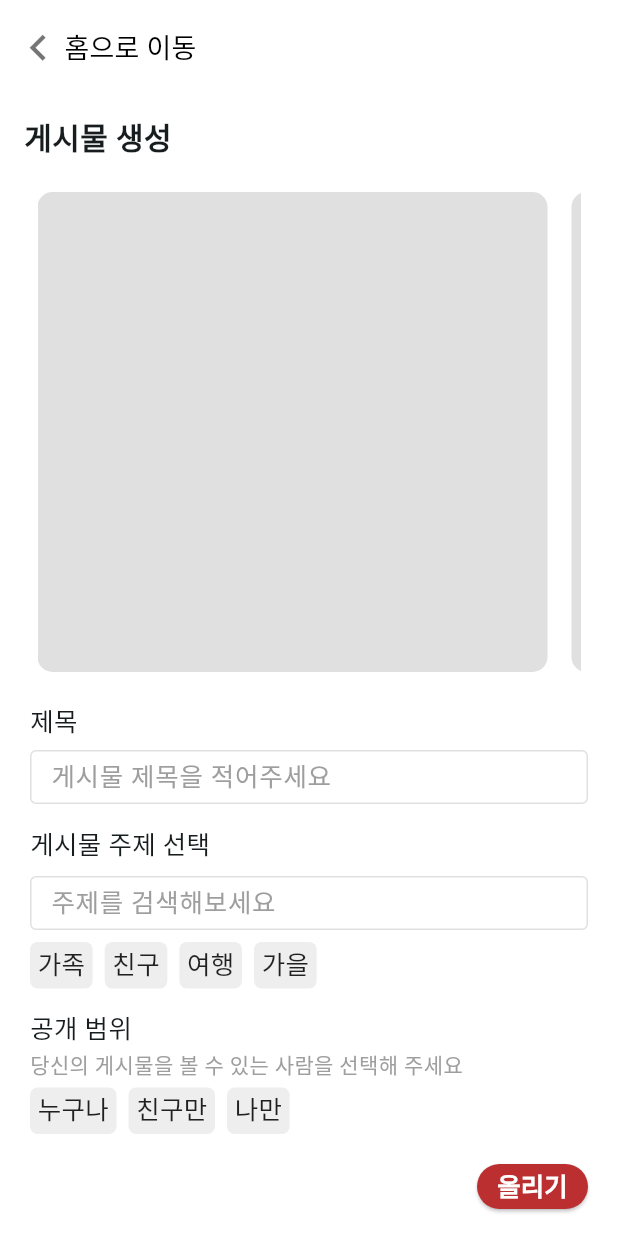
After one commit to chaeun00/HYFIVE, a Flutter app: the CreatePostPage screen opened directly, on a phone screen of 412 x 824 dp. The commit adds this screen. Run offline on Flutter 3.47's test engine with Material 3 defaults, Android fonts, the light colour scheme and no system bars.

Commit message:
11.03 만들기 - 게시물 업로드 작성

```diff
--- a/lib/createPage.dart
+++ b/lib/createPage.dart
@@ -1,4 +1,5 @@
 import 'package:flutter/material.dart';
+import 'createPostPage.dart';
 
 class CreatePage extends StatelessWidget {
   @override
@@ -10,7 +11,7 @@ class CreatePage extends StatelessWidget {
           children: [
             // '홈으로 이동' 버튼
             Padding(
-              padding: const EdgeInsets.symmetric(vertical: 12, horizontal: 8),
+              padding: const EdgeInsets.symmetric(vertical: 8, horizontal: 8),
               child: Container(
                 color: Colors.white,
                 child: TextButton(
@@ -106,6 +107,10 @@ class CreatePage extends StatelessWidget {
                   child: ElevatedButton(
                     onPressed: () {
                       // 만들기 버튼 클릭 시 처리할 내용
+                      Navigator.push(
+                        context,
+                        MaterialPageRoute(builder: (context) => CreatePostPage()), // '만들기' 페이지로 이동
+                      );
                     },
                     style: ElevatedButton.styleFrom(
                       backgroundColor: Color(0xFFBB2F30), // 짙은 빨강 색상
--- /dev/null
+++ b/lib/createPostPage.dart
@@ -0,0 +1,281 @@
+import 'package:flutter/material.dart';
+
+class CreatePostPage extends StatelessWidget {
+  @override
+  Widget build(BuildContext context) {
+    return Scaffold(
+      body: SafeArea(
+        child: Column(
+          crossAxisAlignment: CrossAxisAlignment.stretch,
+          children: [
+            // '홈으로 이동' 버튼
+            Padding(
+              padding: const EdgeInsets.symmetric(vertical: 8, horizontal: 8),
+              child: Container(
+                color: Colors.white,
+                child: TextButton(
+                  onPressed: () {
+                    // 모든 라우트를 제거하고 '/home'으로 이동
+                    Navigator.of(context).pushNamedAndRemoveUntil(
+                      '/home',
+                          (Route<dynamic> route) => false,
+                    );
+                  },
+                  style: TextButton.styleFrom(
+                    padding: EdgeInsets.zero,
+                    alignment: Alignment.centerLeft,
+                    splashFactory: NoSplash.splashFactory,
+                    overlayColor: Colors.transparent,
+                  ),
+                  child: Row(
+                    mainAxisSize: MainAxisSize.min,
+                    children: [
+                      Icon(
+                        Icons.chevron_left,
+                        color: Colors.black54,
+                        size: 35,
+                      ),
+                      Text(
+                        '홈으로 이동',
+                        style: TextStyle(
+                          color: Colors.black,
+                          fontSize: 18,
+                        ),
+                      ),
+                    ],
+                  ),
+                ),
+              ),
+            ),
+            // '게시물 생성' 제목
+            Padding(
+              padding: const EdgeInsets.symmetric(vertical: 12, horizontal: 16),
+              child: Text(
+                '게시물 생성',
+                style: TextStyle(
+                  fontSize: 20,
+                  fontWeight: FontWeight.bold,
+                ),
+              ),
+            ),
+            // 이미지 슬라이더 (좌우 스크롤 가능)
+            Padding(
+              padding: const EdgeInsets.symmetric(horizontal: 25, vertical: 10),
+              child: SizedBox(
+                width: 380,
+                height: 320,
+                child: ListView.builder(
+                  scrollDirection: Axis.horizontal,
+                  itemCount: 3,
+                  itemBuilder: (context, index) {
+                    return Padding(
+                      padding: EdgeInsets.only(
+                        right: index == 2 ? 0.0 : 16.0, // 마지막 이미지에는 오른쪽 여백을 주지 않음
+                      ),
+                      child: Container(
+                        width: 340, // 이미지를 살짝 잘리도록 설정
+                        height: 314,
+                        decoration: BoxDecoration(
+                          color: Colors.grey[300],
+                          borderRadius: BorderRadius.circular(10),
+                        ),
+                      ),
+                    );
+                  },
+                ),
+              ),
+            ),
+            SizedBox(height: 10),
+
+            Padding(
+              padding: const EdgeInsets.symmetric(horizontal: 20.0),
+              child: Column(
+                crossAxisAlignment: CrossAxisAlignment.start,
+                children: [
+                  // 제목 입력 필드
+                  Text(
+                    '제목',
+                    style: TextStyle(
+                      fontSize: 17,
+                    ),
+                  ),
+                  SizedBox(height: 8,),
+                  Container(
+                    width: 380,
+                    height: 36,
+                    child: TextField(
+                      decoration: InputDecoration(
+                        contentPadding: EdgeInsets.symmetric(vertical: 6, horizontal: 10), // 텍스트 세로 가운데 정렬
+                        enabledBorder: OutlineInputBorder(
+                          borderSide: BorderSide(
+                            color: Colors.black12, // 옅은 회색 경계선
+                            width: 1.0,
+                          ),
+                        ),
+                        focusedBorder: OutlineInputBorder(
+                          borderSide: BorderSide(
+                            color: Colors.black12, // 포커스 시에도 옅은 회색 경계선 유지
+                            width: 1.0,
+                          ),
+                        ),
+                        hintText: '게시물 제목을 적어주세요',
+                        hintStyle: TextStyle(
+                          color: Colors.grey,
+                          fontSize: 17,
+                        ),
+                        border: OutlineInputBorder(
+                          borderRadius: BorderRadius.circular(5),
+                        ),
+                      ),
+                    ),
+                  ),
+                  SizedBox(height: 14,),
+
+                  // 게시물 주제 선택 필드
+                  Text(
+                    '게시물 주제 선택',
+                    style: TextStyle(
+                      fontSize: 17,
+                    ),
+                  ),
+                  SizedBox(height: 8,),
+                  Container(
+                    width: 380,
+                    height: 36,
+                    child: TextField(
+                      decoration: InputDecoration(
+                        contentPadding: EdgeInsets.symmetric(vertical: 6, horizontal: 10), // 텍스트 세로 가운데 정렬
+                        enabledBorder: OutlineInputBorder(
+                          borderSide: BorderSide(
+                            color: Colors.black12, // 옅은 회색 경계선
+                            width: 1.0,
+                          ),
+                        ),
+                        focusedBorder: OutlineInputBorder(
+                          borderSide: BorderSide(
+                            color: Colors.black12, // 포커스 시에도 옅은 회색 경계선 유지
+                            width: 1.0,
+                          ),
+                        ),
+                        hintText: '주제를 검색해보세요',
+                        hintStyle: TextStyle(
+                          color: Colors.grey,
+                          fontSize: 17,
+                        ),
+                        border: OutlineInputBorder(
+                          borderRadius: BorderRadius.circular(5),
+                        ),
+                      ),
+                    ),
+                  ),
+                  // 주제 선택 버튼들
+                  Padding(
+                    padding: const EdgeInsets.symmetric(vertical: 8.0),
+                    child: Wrap(
+                      spacing: 8.0,
+                      runSpacing: 4.0,
+                      children: ['가족', '친구', '여행', '가을'].map((tag) {
+                        return Container(
+                          padding: const EdgeInsets.symmetric(horizontal: 5, vertical: 2), // 태그 내부 여백을 줄여서 크기 축소
+                          decoration: BoxDecoration(
+                            color: Colors.grey[200], // 태그 배경색 설정
+                            borderRadius: BorderRadius.circular(5), // 태그의 모서리를 둥글게 설정
+                          ),
+                          child: Padding(
+                            padding: const EdgeInsets.only(bottom: 3),
+                            child: Text(
+                              tag, // 태그 텍스트
+                              style: TextStyle(
+                                fontSize: 17, // 텍스트 크기를 줄임
+                                color: Colors.black87, // 텍스트 색상 설정
+                              ),
+                            ),
+                          ),
+                        );
+                      }).toList(), // 태그 리스트를 위젯 리스트로 변환
+                    ),
+                  ),
+                  SizedBox(height: 6,),
+
+                  // 공개 범위 필드
+                  Text(
+                    '공개 범위',
+                    style: TextStyle(
+                      fontSize: 17,
+                    ),
+                  ),
+                  //SizedBox(height: 8,),
+                  Text(
+                    '당신의 게시물을 볼 수 있는 사람을 선택해 주세요',
+                    style: TextStyle(
+                      fontSize: 14, // 텍스트 크기를 줄임
+                      color: Colors.grey,
+                    ),
+                  ),
+                  // 공개 범위 선택 버튼들
+                  Padding(
+                    padding: const EdgeInsets.symmetric(vertical: 5.0),
+                    child: Wrap(
+                      spacing: 8.0,
+                      runSpacing: 4.0,
+                      children: ['누구나', '친구만', '나만'].map((tag) {
+                        return Container(
+                          padding: const EdgeInsets.symmetric(horizontal: 5, vertical: 2), // 태그 내부 여백을 줄여서 크기 축소
+                          decoration: BoxDecoration(
+                            color: Colors.grey[200], // 태그 배경색 설정
+                            borderRadius: BorderRadius.circular(5), // 태그의 모서리를 둥글게 설정
+                          ),
+                          child: Padding(
+                            padding: const EdgeInsets.only(bottom: 3),
+                            child: Text(
+                              tag, // 태그 텍스트
+                              style: TextStyle(
+                                fontSize: 17, // 텍스트 크기를 줄임
+                                color: Colors.black87, // 텍스트 색상 설정
+                              ),
+                            ),
+                          ),
+                        );
+                      }).toList(), // 태그 리스트를 위젯 리스트로 변환
+                    ),
+                  ),
+                  SizedBox(height: 15,),
+
+                  // '올리기' 버튼
+                  Align(
+                    alignment: Alignment.centerRight,
+                    child: SizedBox(
+                      width: 74,
+                      height: 30,
+                      child: ElevatedButton(
+                        onPressed: () {},
+                        style: ElevatedButton.styleFrom(
+                          backgroundColor: Color(0xFFBB2F30), // 짙은 빨강 색상
+                          textStyle: TextStyle(
+                            fontSize: 17, // 텍스트 크기를 버튼 크기에 맞게 설정
+                            fontWeight: FontWeight.bold,
+                          ),
+                          padding: EdgeInsets.only(bottom: 3), // 내부 여백을 제거하여 텍스트가 버튼에 맞도록 설정
+                        ),
+                        child: FittedBox(
+                          fit: BoxFit.none,
+                          child: Text(
+                            '올리기',
+                            style: TextStyle(
+                                color: Colors.white,
+                                fontSize: 17
+                            ),
+                          ),
+                        ),
+                      ),
+                    ),
+                  ),
+                ],
+              ),
+            ),
+          ],
+        ),
+      ),
+    );
+  }
+}
--- a/lib/postDetailPage.dart
+++ b/lib/postDetailPage.dart
@@ -187,11 +187,14 @@ class _PostDetailPageState extends State<PostDetailPage> {
                                 color: Colors.grey[200], // 태그 배경색 설정
                                 borderRadius: BorderRadius.circular(3), // 태그의 모서리를 둥글게 설정
                               ),
-                              child: Text(
-                                tag, // 태그 텍스트
-                                style: TextStyle(
-                                  fontSize: 10, // 텍스트 크기를 줄임
-                                  color: Colors.black87, // 텍스트 색상 설정
+                              child: Padding(
+                                padding: const EdgeInsets.only(bottom: 3),
+                                child: Text(
+                                  tag, // 태그 텍스트
+                                  style: TextStyle(
+                                    fontSize: 10, // 텍스트 크기를 줄임
+                                    color: Colors.black87, // 텍스트 색상 설정
+                                  ),
                                 ),
                               ),
                             );
```
